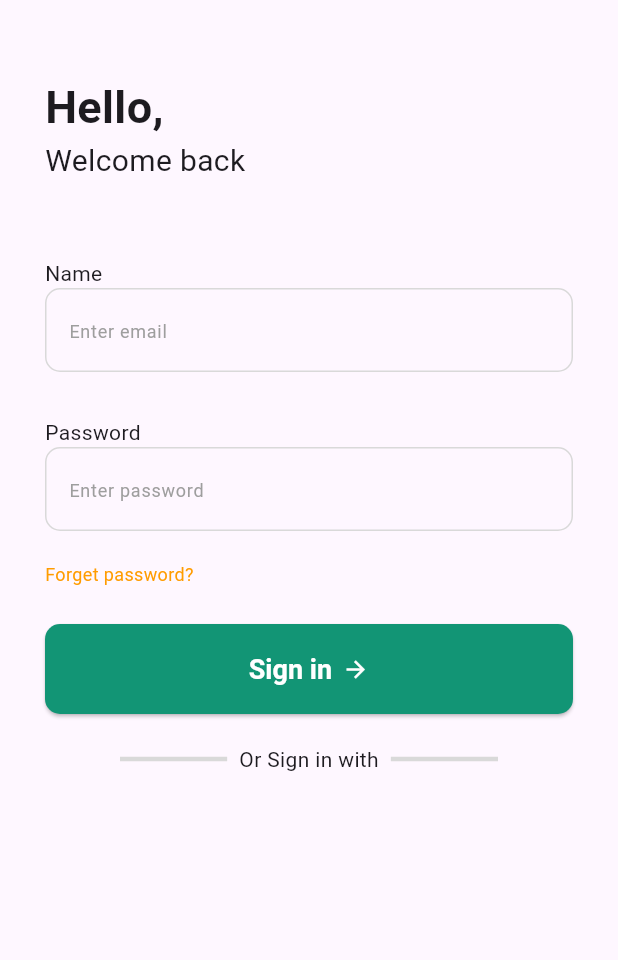
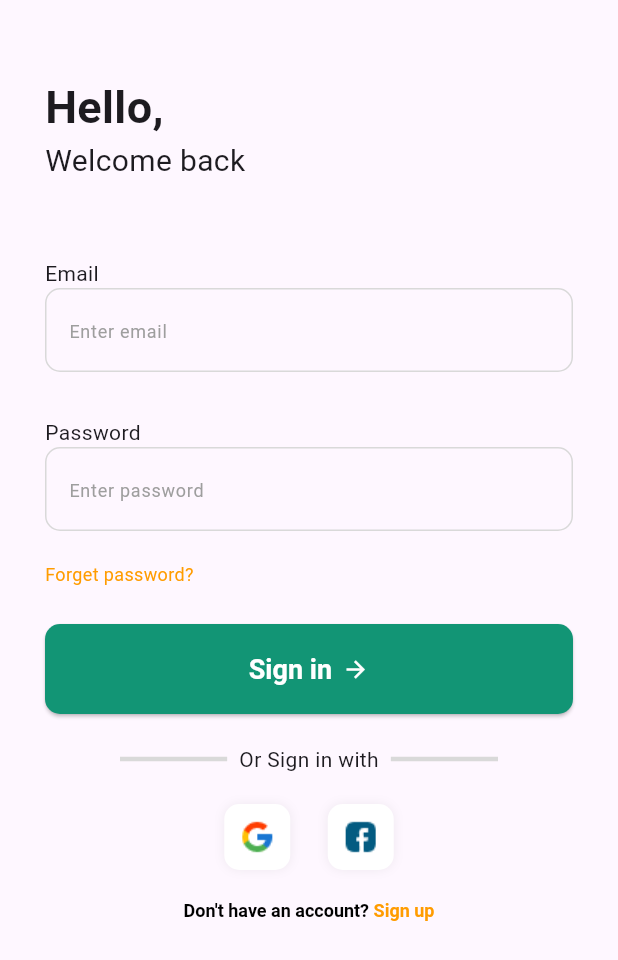
Before and after one commit to adnanflutterdev/recipe_app, a Flutter app: the screen it shows after launch, after a tap on "Start cooking", on a phone screen of 412 x 824 dp. Shown: the top 960 px of the screen. Run offline on Flutter 3.47's test engine with Material 3 defaults, Android fonts, the phone set to English and light mode, and no system bars.

Commit message:
completed sign_in_screen, sign_up_screen, and worked on home_screen

```diff
--- a/lib/app_colors.dart
+++ b/lib/app_colors.dart
@@ -4,8 +4,10 @@ Color white = Colors.white;
 
 // Hex prefix = 0xff
 // Hex value = #129575
-Color primary = Color(0xff129575);
-Color secondary = Color(0xffFF9C00);
-Color rating = Color(0xffFFAD30);
-Color border = Color(0xffD9D9D9);
-Color hintColor = Colors.grey;
+Color primary = const Color(0xff129575);
+Color secondary = const Color(0xffFF9C00);
+Color rating = const Color(0xffFFAD30);
+Color border = const Color(0xffD9D9D9);
+Color shadow = const Color(0xff696969).withValues(alpha: 0.1);
+Color grey = Colors.grey;
+Color black = Colors.black;
--- a/lib/sign_in_screen.dart
+++ b/lib/sign_in_screen.dart
@@ -1,9 +1,13 @@
+import 'package:flutter/gestures.dart';
 import 'package:flutter/material.dart';
 import 'package:recipe_app/app_colors.dart';
+import 'package:recipe_app/home_screen.dart';
+import 'package:recipe_app/sign_up_screen.dart';
 
 class SignInScreen extends StatelessWidget {
   const SignInScreen({super.key});
 
+  // late bool isSignIn = widget.isSignIn;
   @override
   Widget build(BuildContext context) {
     return Scaffold(
@@ -23,11 +27,11 @@ class SignInScreen extends StatelessWidget {
               const SizedBox(height: 50),
 
               // email field
-              const Text('Name'),
+              const Text('Email'),
               TextField(
                 decoration: InputDecoration(
                   hintText: 'Enter email',
-                  hintStyle: TextStyle(color: hintColor, fontSize: 12),
+                  hintStyle: TextStyle(color: grey, fontSize: 12),
                   // enabled: false,
                   enabledBorder: OutlineInputBorder(
                     borderRadius: BorderRadius.circular(10),
@@ -45,7 +49,7 @@ class SignInScreen extends StatelessWidget {
               TextField(
                 decoration: InputDecoration(
                   hintText: 'Enter password',
-                  hintStyle: TextStyle(color: hintColor, fontSize: 12),
+                  hintStyle: TextStyle(color: grey, fontSize: 12),
                   // enabled: false,
                   enabledBorder: OutlineInputBorder(
                     borderRadius: BorderRadius.circular(10),
@@ -71,11 +75,9 @@ class SignInScreen extends StatelessWidget {
                 height: 60,
                 child: ElevatedButton.icon(
                   onPressed: () {
-                    Navigator.of(context).push(
+                    Navigator.of(context).pushReplacement(
                       MaterialPageRoute(
-                        builder: (context) {
-                          return const SignInScreen();
-                        },
+                        builder: (context) => const HomeScreen(),
                       ),
                     );
                   },
@@ -117,6 +119,67 @@ class SignInScreen extends StatelessWidget {
                   ],
                 ),
               ),
+              Row(
+                mainAxisAlignment: MainAxisAlignment.center,
+                children: [
+                  Container(
+                    width: 44,
+                    height: 44,
+                    decoration: BoxDecoration(
+                      color: white,
+                      borderRadius: BorderRadius.circular(10),
+                      boxShadow: [BoxShadow(color: shadow, blurRadius: 5)],
+                    ),
+                    child: Image.asset('assets/images/google.png'),
+                  ),
+                  const SizedBox(width: 25),
+                  Container(
+                    width: 44,
+                    height: 44,
+                    decoration: BoxDecoration(
+                      color: white,
+                      borderRadius: BorderRadius.circular(10),
+                      boxShadow: [BoxShadow(color: shadow, blurRadius: 5)],
+                    ),
+                    child: Image.asset('assets/images/facebook.png'),
+                  ),
+                ],
+              ),
+              const SizedBox(height: 20),
+
+              Center(
+                child: RichText(
+                  text: TextSpan(
+                    text: 'Don\'t have an account?',
+                    style: TextStyle(
+                      fontSize: 12,
+                      fontWeight: FontWeight.w600,
+                      color: black,
+                    ),
+                    children: [
+                      TextSpan(
+                        text: ' Sign up',
+                        recognizer: TapGestureRecognizer()
+                          ..onTap = () {
+                            Navigator.of(context).pushReplacement(
+                              MaterialPageRoute(
+                                builder: (context) {
+                                  return const SignUpScreen();
+                                },
+                              ),
+                            );
+                          },
+                        style: TextStyle(
+                          fontSize: 12,
+                          color: secondary,
+
+                          fontWeight: FontWeight.w600,
+                        ),
+                      ),
+                    ],
+                  ),
+                ),
+              ),
             ],
           ),
         ),
--- a/lib/splash_screen.dart
+++ b/lib/splash_screen.dart
@@ -50,7 +50,7 @@ class SplashScreen extends StatelessWidget {
                 // 3rd child
                 ElevatedButton.icon(
                   onPressed: () {
-                    Navigator.of(context).push(
+                    Navigator.of(context).pushReplacement(
                       MaterialPageRoute(
                         builder: (context) {
                           return const SignInScreen();
```
Also changed, not shown: lib/home_screen.dart (added, +82 -0 lines), lib/sign_up_screen.dart (added, +246 -0 lines), assets/images/facebook.png (added), assets/images/google.png (added), 1 other file.
